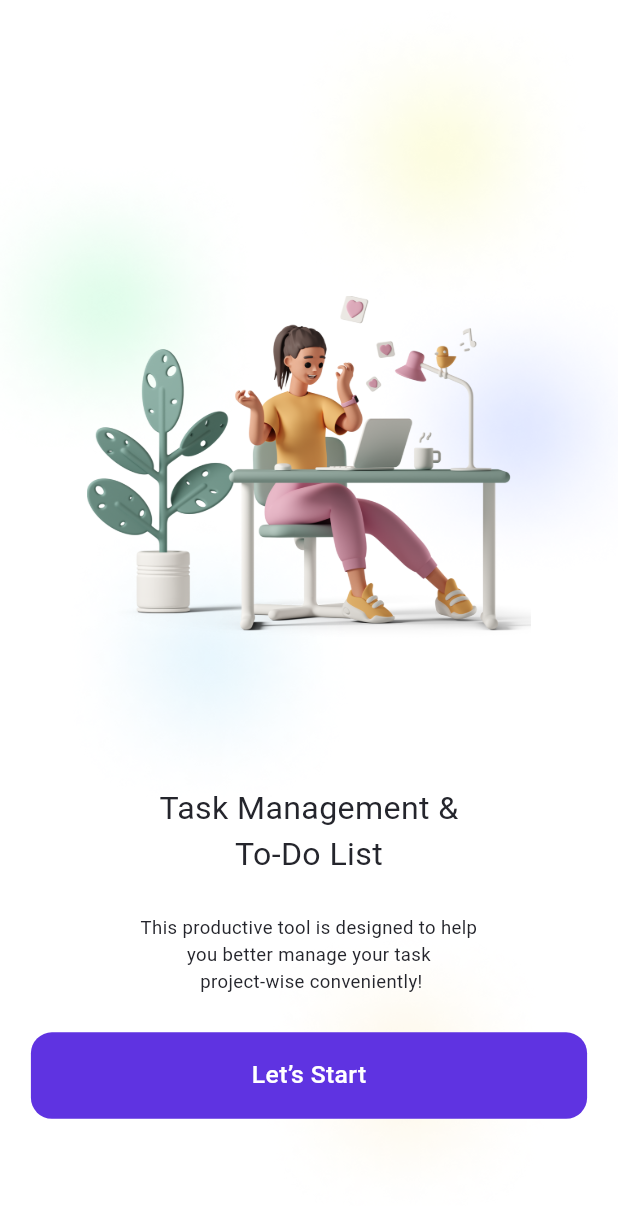
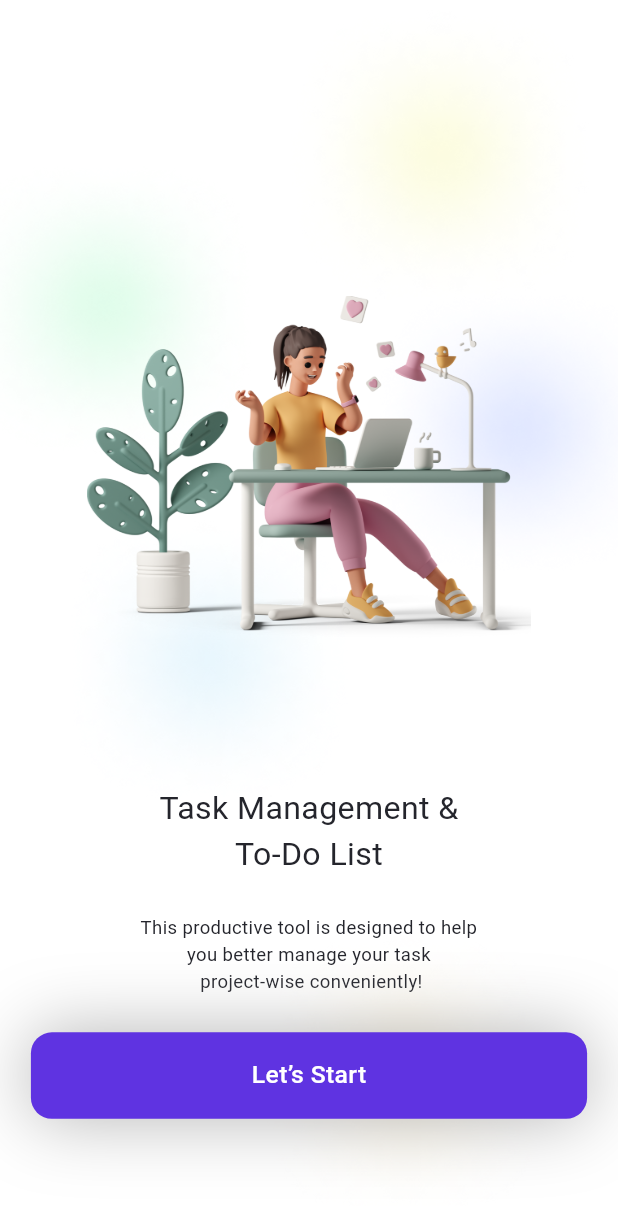
Before and after one commit to amr882/ToDoApp, a Flutter app: the screen it shows after launch, on a phone screen of 412 x 824 dp. Shown: the top 1206 px of the screen. Run offline on Flutter 3.47's test engine with Material 3 defaults, Android fonts, the phone set to English and light mode, and no system bars; our stand-ins replace google_fonts, shared_preferences, sizer.

```diff
--- a/lib/main.dart
+++ b/lib/main.dart
@@ -1,5 +1,5 @@
 import 'package:flutter/material.dart';
-import 'package:to_do_app/intro/intro_page.dart';
+import 'package:to_do_app/view/intro_page.dart';
 import 'package:sizer/sizer.dart';
 
 void main() {
--- a/lib/intro/intro_page.dart
+++ b/lib/view/intro_page.dart
@@ -1,11 +1,17 @@
 import 'package:flutter/material.dart';
 import 'package:google_fonts/google_fonts.dart';
 import 'package:sizer/sizer.dart';
+import 'package:to_do_app/view/home_page.dart';
 import 'package:to_do_app/widgets/button.dart';
 
-class IntroPage extends StatelessWidget {
+class IntroPage extends StatefulWidget {
   const IntroPage({super.key});
 
+  @override
+  State<IntroPage> createState() => _IntroPageState();
+}
+
+class _IntroPageState extends State<IntroPage> {
   @override
   Widget build(BuildContext context) {
     return Scaffold(
@@ -46,7 +52,14 @@ class IntroPage extends StatelessWidget {
                               fontSize: 1.5.h, color: const Color(0xff24252C)),
                           textAlign: TextAlign.center),
                     ),
-                    const Button(title: "Let’s Start",)
+                    Button(
+                      onTap: () {
+                        Navigator.of(context).push(MaterialPageRoute(
+                            builder: (context) => const HomePage()));
+                            print("done");
+                      },
+                      title: "Let’s Start",
+                    )
                   ],
                 )
               ],
--- a/lib/widgets/button.dart
+++ b/lib/widgets/button.dart
@@ -4,14 +4,22 @@ import 'package:sizer/sizer.dart';
 
 class Button extends StatelessWidget {
   final String title;
-  const Button({super.key, required this.title});
+  final void Function()? onTap;
+  const Button({super.key, required this.title, required this.onTap});
 
   @override
   Widget build(BuildContext context) {
-    return Container(
+    return GestureDetector(
+      onTap: onTap,
+      child: Container(
         width: 90.w,
         height: 7.h,
         decoration: BoxDecoration(
+            boxShadow: [
+              BoxShadow(
+                  blurRadius: 5.h,
+                  color: const Color.fromARGB(207, 163, 163, 163))
+            ],
             color: const Color(0xff5f33e1),
             borderRadius: BorderRadius.circular(14)),
         child: Center(
@@ -20,6 +28,7 @@ class Button extends StatelessWidget {
           style: GoogleFonts.lexendDeca(
               color: Colors.white, fontSize: 2.h, fontWeight: FontWeight.w500),
         )),
+      ),
     );
   }
 }
--- a/pubspec.yaml
+++ b/pubspec.yaml
@@ -37,6 +37,7 @@ dependencies:
   cupertino_icons: ^1.0.8
   sizer: ^3.0.4
   google_fonts: ^6.2.1
+  shared_preferences: ^2.3.2
 
 dev_dependencies:
   flutter_test:
```
Also changed, not shown: lib/services/services.dart (added, +20 -0 lines), lib/view/home_page.dart (added, +38 -0 lines), pubspec.lock, 1 other file. Lines whose indentation alone changed are shown as unchanged.
